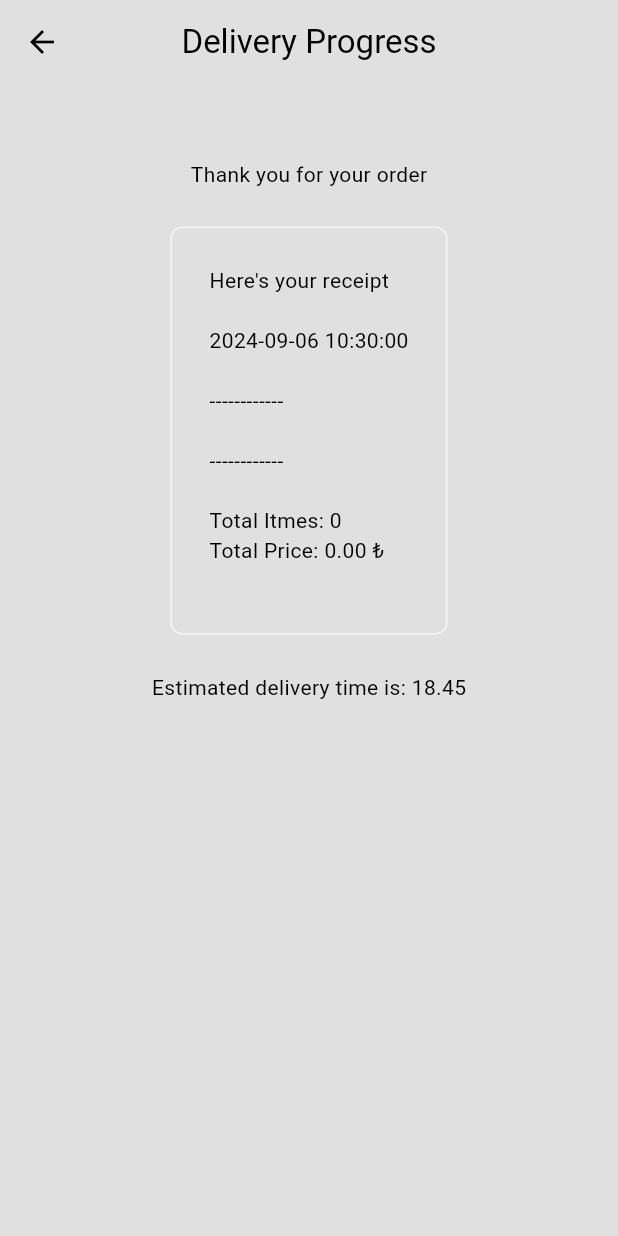
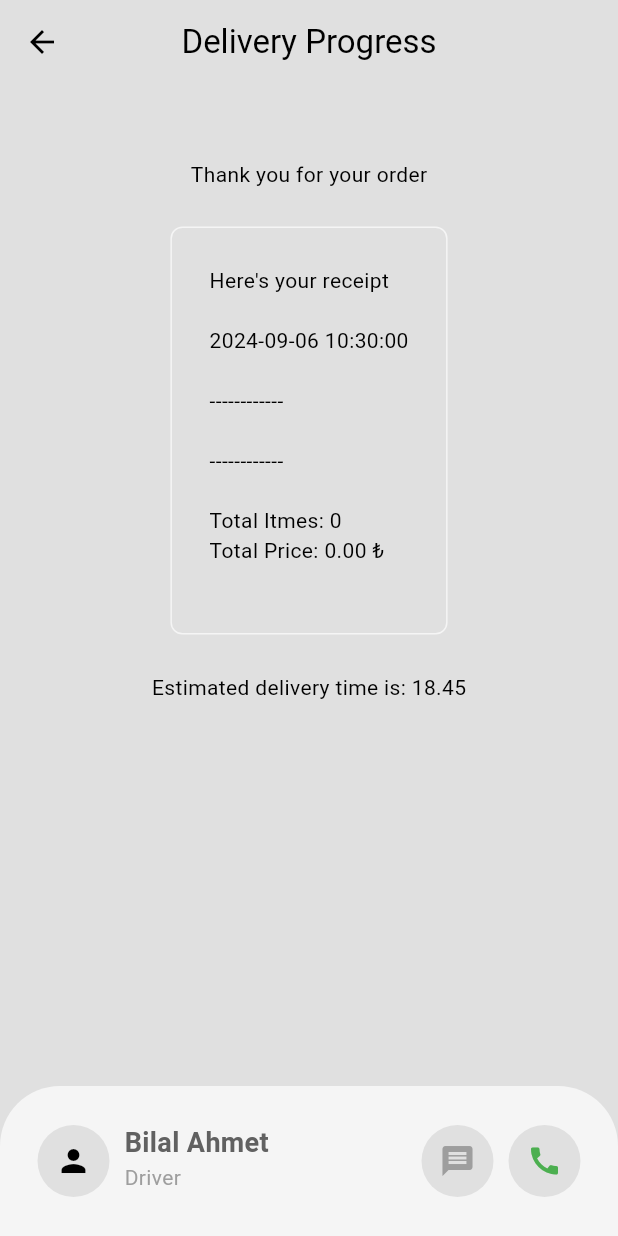
Before and after one commit to bilal-ahmet/food_delivery_app, a Flutter app: the DeliveryProgressPage screen opened directly, on a phone screen of 412 x 824 dp. Run offline on Flutter 3.47's test engine with Material 3 defaults, Android fonts, the phone set to English and light mode, and no system bars; our stand-ins replace flutter_credit_card.

Commit message:
completed_delivery_progress_and_receipt_transactions

```diff
--- a/lib/components/my_receipt.dart
+++ b/lib/components/my_receipt.dart
@@ -1,5 +1,4 @@
 import 'package:flutter/material.dart';
-import 'package:flutter/widgets.dart';
 import 'package:food_delivery_app/models/restaurant.dart';
 import 'package:provider/provider.dart';
 
--- a/lib/pages/delivery_progress_pages.dart
+++ b/lib/pages/delivery_progress_pages.dart
@@ -7,12 +7,83 @@ class DeliveryProgressPage extends StatelessWidget {
   @override
   Widget build(BuildContext context) {
     return Scaffold(
-      appBar: AppBar(centerTitle: true, title: const Text("Delivery Progress"), backgroundColor: Colors.transparent,),
-      body: const Column(
+        appBar: AppBar(
+          centerTitle: true,
+          title: const Text("Delivery Progress"),
+          backgroundColor: Colors.transparent,
+        ),
+        bottomNavigationBar: _buildBottomNavBar(context),
+        body: const Column(
+          children: [MyReceipt()],
+        ));
+  }
+
+  Widget _buildBottomNavBar(BuildContext context) {
+    return Container(
+      height: 100,
+      decoration: BoxDecoration(
+        color: Theme.of(context).colorScheme.secondary,
+        borderRadius: const BorderRadius.only(
+            topLeft: Radius.circular(40), topRight: Radius.circular(40)),
+      ),
+      padding: const EdgeInsets.all(25),
+      child: Row(
         children: [
-          MyReceipt()
+          Container(
+            decoration: BoxDecoration(
+                color: Theme.of(context).colorScheme.surface,
+                shape: BoxShape.circle),
+            child: IconButton(onPressed: () {}, icon: const Icon(Icons.person)),
+          ),
+          const SizedBox(
+            width: 10,
+          ),
+          Column(
+            crossAxisAlignment: CrossAxisAlignment.start,
+            children: [
+              Text(
+                "Bilal Ahmet",
+                style: TextStyle(
+                    fontWeight: FontWeight.bold,
+                    fontSize: 18,
+                    color: Theme.of(context).colorScheme.inversePrimary),
+              ),
+              Text(
+                "Driver",
+                style: TextStyle(color: Theme.of(context).colorScheme.primary),
+              )
+            ],
+          ),
+          const Spacer(),
+          Row(
+            children: [
+              Container(
+                decoration: BoxDecoration(
+                    color: Theme.of(context).colorScheme.surface,
+                    shape: BoxShape.circle),
+                child: IconButton(
+                    color: Theme.of(context).colorScheme.primary,
+                    onPressed: () {},
+                    icon: const Icon(Icons.message)),
+              ),
+              const SizedBox(
+                width: 10,
+              ),
+              Container(
+                decoration: BoxDecoration(
+                    color: Theme.of(context).colorScheme.surface,
+                    shape: BoxShape.circle),
+                child: IconButton(
+                    onPressed: () {},
+                    icon: const Icon(
+                      Icons.call,
+                      color: Colors.green,
+                    )),
+              ),
+            ],
+          )
         ],
-      )
+      ),
     );
   }
 }
--- a/lib/pages/payment_page.dart
+++ b/lib/pages/payment_page.dart
@@ -1,5 +1,4 @@
 import 'package:flutter/material.dart';
-import 'package:flutter/widgets.dart';
 import 'package:flutter_credit_card/flutter_credit_card.dart';
 import 'package:food_delivery_app/components/my_button.dart';
 import 'package:food_delivery_app/pages/delivery_progress_pages.dart';
```
